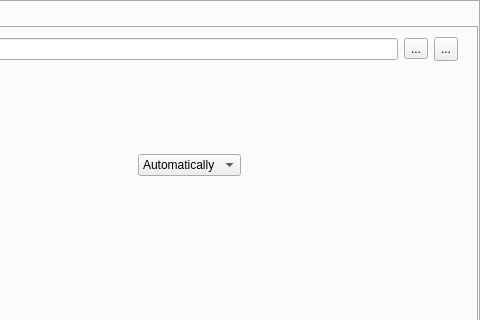
Qt form src/wayland/formMainWindow_wl.ui (vkohaupt/vokoscreenNG) before a commit; both pictures show x 340 to 820 and y 0 to 320 of the 820 by 498 pixel window.
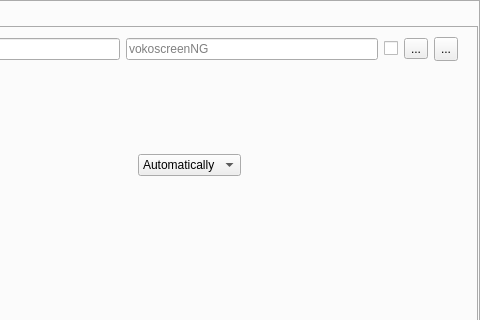
The same form after that commit. The open tabs and pages were chosen to show the change. Icons and pictures are not drawn.

Commit message: Allow custom base + datetimestamp in filenames

Patch:
```diff
--- a/src/wayland/formMainWindow_wl.ui
+++ b/src/wayland/formMainWindow_wl.ui
@@ -1156,6 +1156,20 @@
                        </property>
                       </widget>
                      </item>
+                     <item>
+                      <widget class="QLineEdit" name="lineEditBaseFilename">
+                       <property name="placeholderText"><string notr="true">vokoscreenNG</string></property>
+                       <property name="toolTip"><string>Base file name, default: vokoscreenNG</string></property>
+                       <property name="text"><string notr="true"/></property>
+                       <property name="readOnly"><bool>false</bool></property>
+                      </widget>
+                     </item>
+                     <item>
+                      <widget class="QCheckBox" name="checkBoxAddDateTimeStampToFilename">
+                       <property name="toolTip"><string>Append date time to file name</string></property>
+                       <property name="enabled"><bool>true</bool></property>
+                      </widget>
+                     </item>
                      <item>
                       <widget class="QToolButton" name="toolButtonVideoPath">
                        <property name="text">
```
The commit also changes 4 other files.
